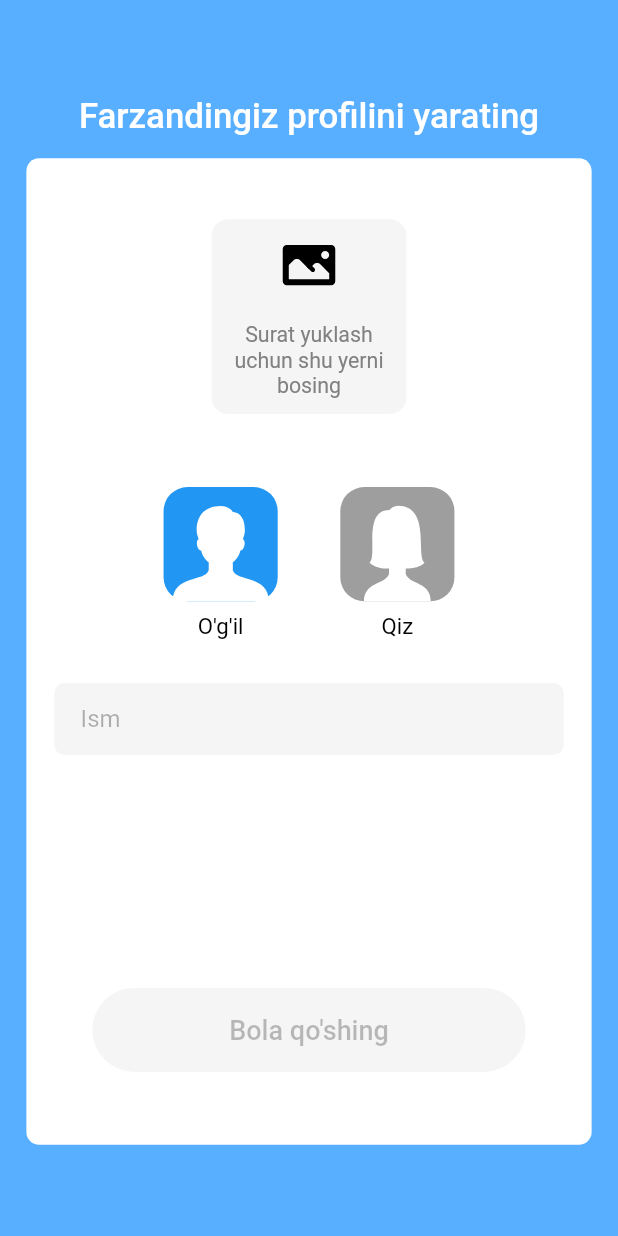
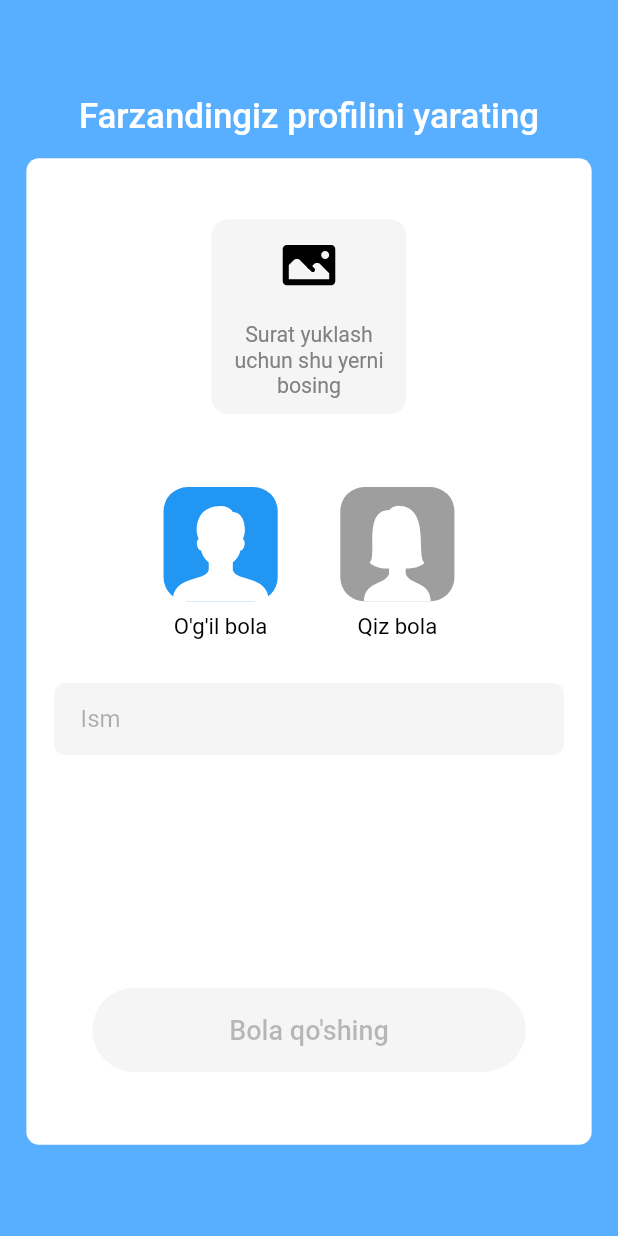
Before and after one commit to ogabek6207/parent_control, a Flutter app: the AddChildScreen screen opened directly, on a phone screen of 412 x 824 dp. Run offline on Flutter 3.47's test engine with Material 2 defaults, Android fonts, the phone set to English and light mode, and no system bars; our stand-ins replace curved_navigation_bar, flutter_svg, image_picker, rxdart, shared_preferences, sqflite; accounts and stored records are empty.

Commit message:
o'g'il qiz

```diff
--- a/lib/src/ui/add_child/add_child_screen.dart
+++ b/lib/src/ui/add_child/add_child_screen.dart
@@ -1,4 +1,5 @@
 import 'dart:io';
+import 'package:flutter/cupertino.dart';
 import 'package:flutter/material.dart';
 import 'package:flutter_svg/flutter_svg.dart';
 import 'package:image_picker/image_picker.dart';
@@ -78,6 +79,9 @@ class _AddChildScreenState extends State<AddChildScreen> {
 
           Expanded(
             child: ListView(
+              shrinkWrap: true,
+              physics: NeverScrollableScrollPhysics(),
+              padding: EdgeInsets.zero,
               children: [
                 Container(
                   height: 648 * h,
@@ -222,7 +226,7 @@ class _AddChildScreenState extends State<AddChildScreen> {
                               ),
                               SizedBox(height: 8 * h),
                               Text(
-                                "O'g'il",
+                                "O'g'il bola",
                                 style: TextStyle(
                                   color: Colors.black,
                                   fontWeight: FontWeight.w400,
@@ -261,7 +265,7 @@ class _AddChildScreenState extends State<AddChildScreen> {
                               ),
                               SizedBox(height: 8 * h),
                               Text(
-                                "Qiz",
+                                "Qiz bola",
                                 style: TextStyle(
                                   color: Colors.black,
                                   fontWeight: FontWeight.w400,
```
Also changed, not shown: pubspec.lock, 3 other files.
